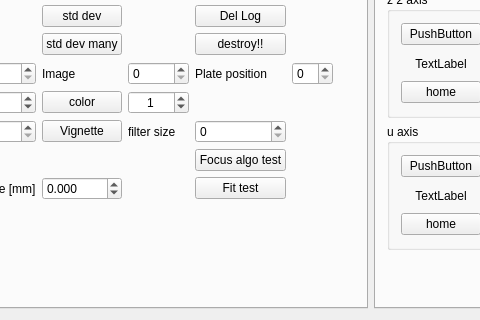
Qt form magrathea.ui (gitHleon/magrathea) before a commit; both pictures show x 393 to 873 and y 480 to 800 of the 1400 by 800 pixel window.
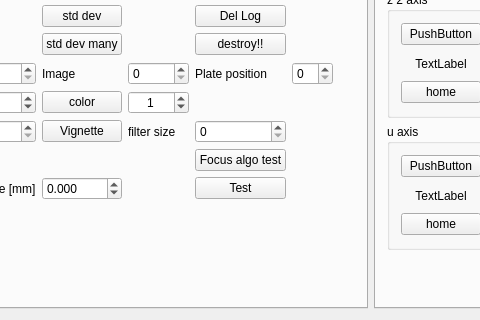
The same form after that commit. The open tabs and pages were chosen to show the change.

Patch:
```diff
--- a/magrathea.ui
+++ b/magrathea.ui
@@ -1111,7 +1111,7 @@
            <item row="6" column="6">
             <widget class="QPushButton" name="FitTestButton">
              <property name="text">
-              <string>Fit test</string>
+              <string>Test</string>
              </property>
             </widget>
            </item>
```
Left out of the diff: 4 changed lines with no effect on the pictures.
